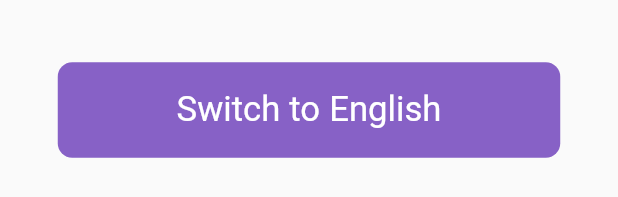
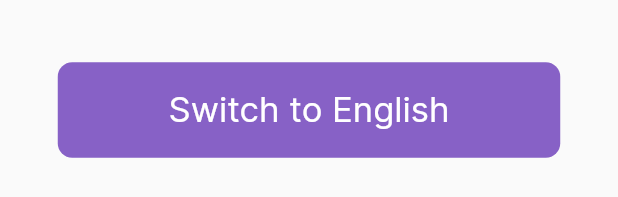
Before and after one commit to noboike/schedule-app-project, a Flutter app: what settings_page() shows on an empty page, opened directly, on a phone screen of 412 x 824 dp. Shown: the part 621-818 px from the top of the screen. Run offline on Flutter 3.47's test engine with Material 2 defaults, Android fonts, the phone set to English and light mode, and no system bars; our stand-ins replace flutter_svg, shared_preferences; accounts and stored records are empty.

Commit message:
text font bug fixed on settings page and add page

```diff
--- a/lib/home.dart
+++ b/lib/home.dart
@@ -157,7 +157,7 @@ class Home extends StatelessWidget {
                           style: TextStyle(
                               fontSize: 50 * ratio,
                               color: Colors.white,
-                              fontFamily: context.watch<glob>().app_language),
+                              fontFamily: context.watch<glob>().app_language == 'arabic' ? 'english' : 'arabic'),
                         ),
                       ),
                     ),
--- a/lib/settings_page.dart
+++ b/lib/settings_page.dart
@@ -158,7 +158,8 @@ class settings_page extends StatelessWidget {
                   decoration: BoxDecoration(
                       color: Color.fromRGBO(135, 97, 198, 1),
                       borderRadius: BorderRadius.circular(10 * ratio)),
-                  child: Center(
+                  child: Align(
+                    alignment: Alignment.center,
                     child: Text(
                       context.watch<glob>().app_language == 'arabic'
                           ? 'Switch to English'
@@ -166,7 +167,7 @@ class settings_page extends StatelessWidget {
                       style: TextStyle(
                         color: Colors.white,
                         fontSize: 24.05 * ratio,
-                        fontFamily: context.watch<glob>().app_language,
+                        fontFamily: context.watch<glob>().app_language == 'arabic' ? 'english' : 'arabic',
                       ),
                     ),
                   ),
```
